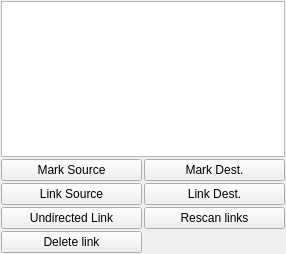
Old version of the form leo/plugins/Backlink.ui in the repository leo-editor/leo-editor.
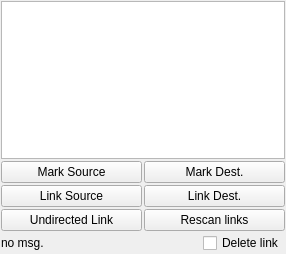
New version of the form.

Commit message: more functional qt

```diff
--- a/leo/plugins/Backlink.ui
+++ b/leo/plugins/Backlink.ui
@@ -57,20 +57,7 @@
             <string>Undirected Link</string>
            </property>
            <property name="checkable" >
-            <bool>true</bool>
-           </property>
-          </widget>
-         </item>
-         <item>
-          <widget class="QPushButton" name="pushButton_7" >
-           <property name="styleSheet" >
-            <string notr="true" >:on { color: red; font-weight: bold;}</string>
-           </property>
-           <property name="text" >
-            <string>Delete link</string>
-           </property>
-           <property name="checkable" >
-            <bool>true</bool>
+            <bool>false</bool>
            </property>
           </widget>
          </item>
@@ -102,23 +89,41 @@
            </property>
           </widget>
          </item>
-         <item>
-          <spacer name="verticalSpacer" >
-           <property name="orientation" >
-            <enum>Qt::Vertical</enum>
-           </property>
-           <property name="sizeHint" stdset="0" >
-            <size>
-             <width>20</width>
-             <height>40</height>
-            </size>
-           </property>
-          </spacer>
-         </item>
         </layout>
        </item>
       </layout>
      </item>
+     <item>
+      <layout class="QHBoxLayout" name="horizontalLayout_3" >
+       <item>
+        <widget class="QLabel" name="label" >
+         <property name="text" >
+          <string>no msg.</string>
+         </property>
+        </widget>
+       </item>
+       <item>
+        <spacer name="horizontalSpacer" >
+         <property name="orientation" >
+          <enum>Qt::Horizontal</enum>
+         </property>
+         <property name="sizeHint" stdset="0" >
+          <size>
+           <width>40</width>
+           <height>20</height>
+          </size>
+         </property>
+        </spacer>
+       </item>
+       <item>
+        <widget class="QCheckBox" name="deleteBtn" >
+         <property name="text" >
+          <string>Delete link</string>
+         </property>
+        </widget>
+       </item>
+      </layout>
+     </item>
     </layout>
    </item>
   </layout>
```
Left out of the diff: 130 changed lines with no effect on the pictures. The commit also changes 1 other file.
